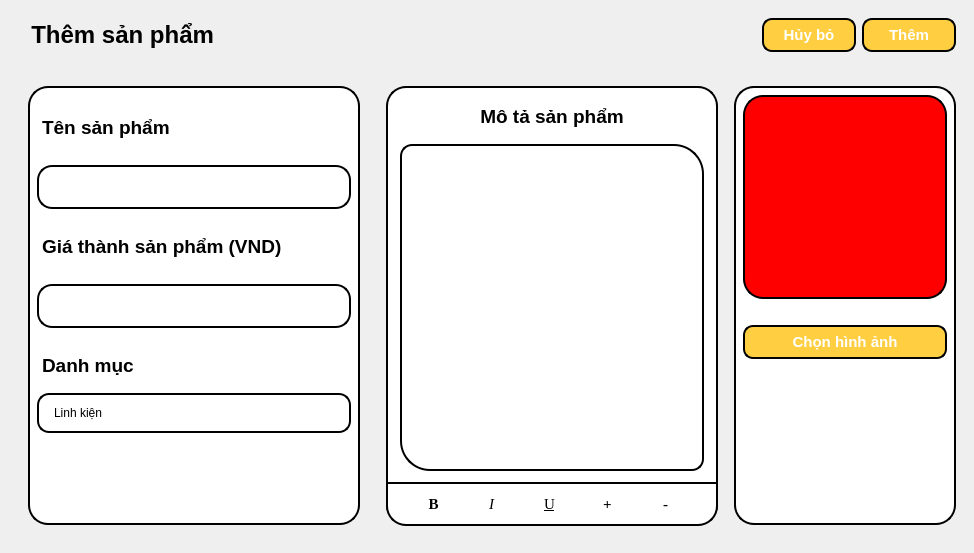
This is SPCK/GUI/addproduct.ui in MaiNgocChau9/Python-App-Instance as Qt 5 draws it before an edit. The edited form follows.
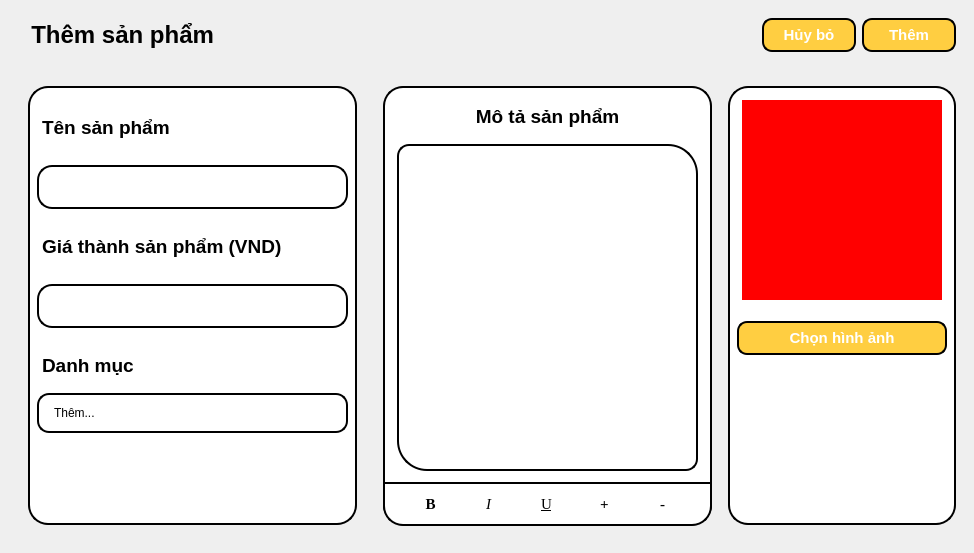
This is the edited form.

What changed in the file:
```diff
--- a/SPCK/GUI/addproduct.ui
+++ b/SPCK/GUI/addproduct.ui
@@ -262,7 +262,7 @@
             </property>
             <item>
              <property name="text">
-              <string>Linh kiện</string>
+              <string>Thêm...</string>
              </property>
             </item>
            </widget>
@@ -344,7 +344,7 @@
 &lt;html&gt;&lt;head&gt;&lt;meta name=&quot;qrichtext&quot; content=&quot;1&quot; /&gt;&lt;style type=&quot;text/css&quot;&gt;
 p, li { white-space: pre-wrap; }
 &lt;/style&gt;&lt;/head&gt;&lt;body style=&quot; font-family:'Segoe UI'; font-size:12pt; font-weight:400; font-style:normal;&quot;&gt;
-&lt;p style=&quot;-qt-paragraph-type:empty; margin-top:0px; margin-bottom:0px; margin-left:0px; margin-right:0px; -qt-block-indent:0; text-indent:0px; font-family:'MS Shell Dlg 2'; font-size:8.25pt;&quot;&gt;&lt;br /&gt;&lt;/p&gt;&lt;/body&gt;&lt;/html&gt;</string>
+&lt;p style=&quot;-qt-paragraph-type:empty; margin-top:0px; margin-bottom:0px; margin-left:0px; margin-right:0px; -qt-block-indent:0; text-indent:0px;&quot;&gt;&lt;br /&gt;&lt;/p&gt;&lt;/body&gt;&lt;/html&gt;</string>
             </property>
             <property name="placeholderText">
              <string/>
@@ -636,14 +636,16 @@
           <item>
            <widget class="QLabel" name="image">
             <property name="styleSheet">
-             <string notr="true">
-max-width: 200px;
+             <string notr="true">max-width: 200px;
 min-width: 200px;
 max-height: 200px;
 min-height: 200px;
 
 background-color: red;
-</string>
+border: 0px;
+border-radius: 0px;
+margin: 5px;
+margin-top: 15px;</string>
             </property>
             <property name="text">
              <string/>
```
Left out of the diff: 2 changed lines with no effect on the pictures.
